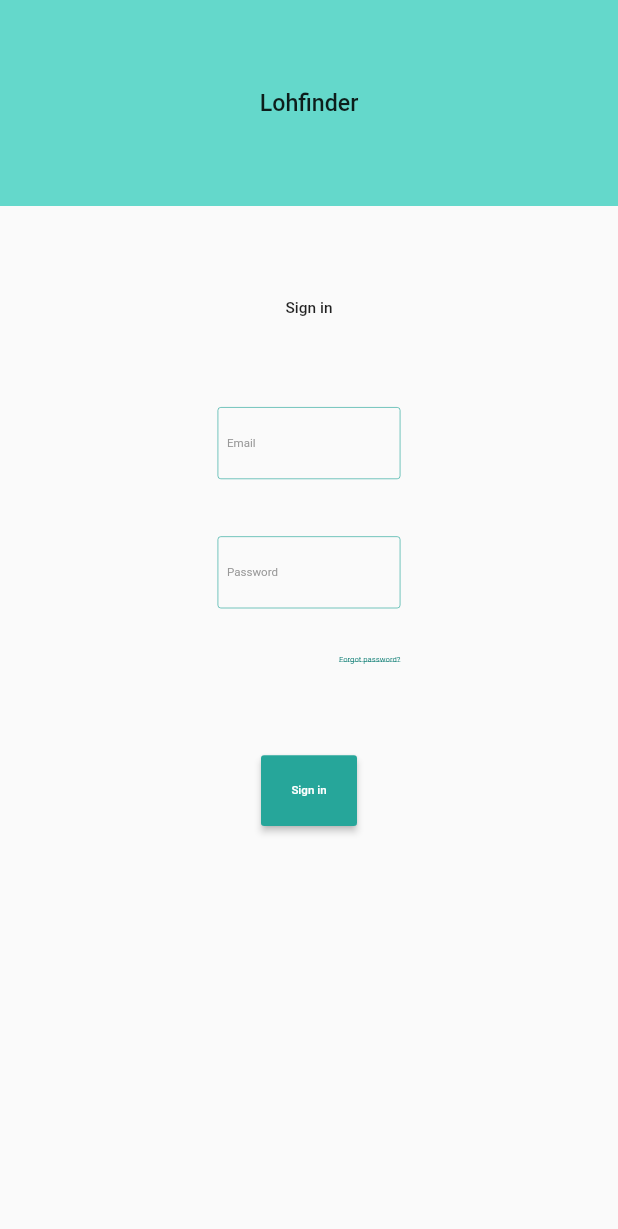
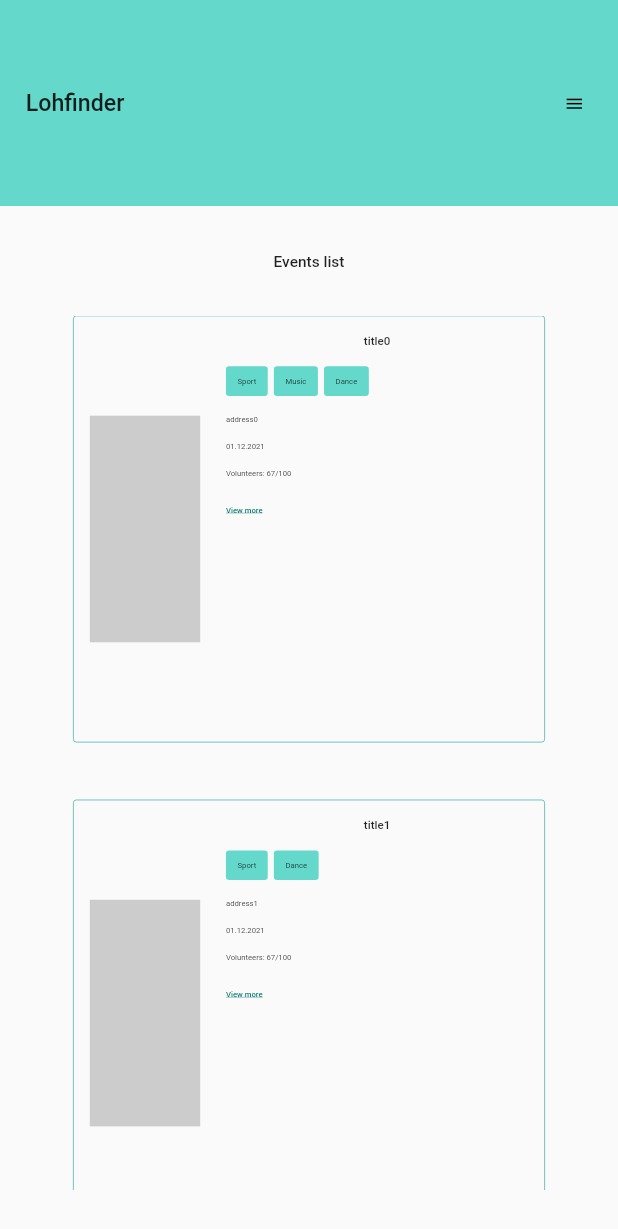
Before and after one commit to Lohyna-international/lohfinder-frontend, a Flutter app: the SignInScreen screen opened by its route, after a tap on "Sign in", on a phone screen of 412 x 824 dp. Shown: the top 1229 px of the screen. Run offline on Flutter 3.47's test engine with Material 2 defaults, Android fonts, the phone set to English and light mode, and no system bars; our stand-ins replace equatable, flutter_bloc, flutter_screenutil.

Commit message:
[LFND-63] implements events list screen UI and basic logic

```diff
--- /dev/null
+++ b/lib/data/api/events/events_service.dart
@@ -0,0 +1,5 @@
+import 'package:lohfinder_frontend/data/models/event.dart';
+
+abstract class EventsService {
+  Future<List<Event>> allEvents();
+}
--- /dev/null
+++ b/lib/data/api/events/mock_events_service.dart
@@ -0,0 +1,53 @@
+import 'package:lohfinder_frontend/data/models/category.dart';
+import 'package:lohfinder_frontend/data/models/event.dart';
+
+import 'events_service.dart';
+
+class MockEventsService implements EventsService {
+  @override
+  Future<List<Event>> allEvents() => Future.value([
+        Event(
+          id: 'id0',
+          title: 'title0',
+          description: 'description0',
+          categories: const [
+            Category(id: '0', title: 'Sport'),
+            Category(id: '1', title: 'Music'),
+            Category(id: '2', title: 'Dance'),
+          ],
+          address: 'address0',
+          dateTime: DateTime(2021, 12, 1),
+          volunteersNeeded: 100,
+          volunteersJoined: 67,
+          authorId: 'a0',
+        ),
+        Event(
+          id: 'id1',
+          title: 'title1',
+          description: 'description1',
+          categories: const [
+            Category(id: '0', title: 'Sport'),
+            Category(id: '2', title: 'Dance'),
+          ],
+          address: 'address1',
+          dateTime: DateTime(2021, 12, 1),
+          volunteersNeeded: 100,
+          volunteersJoined: 67,
+          authorId: 'a0',
+        ),
+        Event(
+          id: 'id2',
+          title: 'title2',
+          description: 'description2',
+          categories: const [
+            Category(id: '1', title: 'Music'),
+            Category(id: '2', title: 'Dance'),
+          ],
+          address: 'address2',
+          dateTime: DateTime(2021, 12, 1),
+          volunteersNeeded: 100,
+          volunteersJoined: 67,
+          authorId: 'a0',
+        ),
+      ]);
+}
--- /dev/null
+++ b/lib/data/models/event.dart
@@ -0,0 +1,42 @@
+import 'package:equatable/equatable.dart';
+
+import 'category.dart';
+
+class Event extends Equatable {
+  final String id;
+  final String title;
+  final String description;
+  final List<Category> categories;
+  final String address;
+  final DateTime dateTime;
+  final int volunteersNeeded;
+  final int volunteersJoined;
+  final String authorId;
+
+  //TODO add [image] or [imageUrl]
+
+  const Event({
+    required this.id,
+    required this.title,
+    required this.description,
+    required this.categories,
+    required this.address,
+    required this.dateTime,
+    required this.volunteersNeeded,
+    required this.volunteersJoined,
+    required this.authorId,
+  });
+
+  @override
+  List<Object?> get props => [
+        id,
+        title,
+        description,
+        categories,
+        address,
+        dateTime,
+        volunteersNeeded,
+        volunteersJoined,
+        authorId,
+      ];
+}
--- /dev/null
+++ b/lib/domain/blocs/events_list_bloc/bloc.dart
@@ -0,0 +1,3 @@
+export 'events_list_bloc.dart';
+export 'events_list_event.dart';
+export 'events_list_state.dart';
--- /dev/null
+++ b/lib/domain/blocs/events_list_bloc/events_list_bloc.dart
@@ -0,0 +1,24 @@
+import 'dart:async';
+
+import 'package:flutter_bloc/flutter_bloc.dart';
+import 'package:lohfinder_frontend/data/models/event.dart';
+import 'package:lohfinder_frontend/domain/repositories/events_repository.dart';
+
+import 'events_list_event.dart';
+import 'events_list_state.dart';
+
+class EventsListBloc extends Bloc<EventsListEvent, EventsListState> {
+  final EventsRepository _repository;
+
+  EventsListBloc(this._repository) : super(EventsListInitial()) {
+    on<LoadEvents>(_onLoadEvents);
+  }
+
+  FutureOr<void> _onLoadEvents(
+    LoadEvents event,
+    Emitter<EventsListState> emit,
+  ) async {
+    final List<Event> events = await _repository.allEvents();
+    return emit(EventsListLoaded(events: events));
+  }
+}
--- /dev/null
+++ b/lib/domain/blocs/events_list_bloc/events_list_event.dart
@@ -0,0 +1,10 @@
+import 'package:equatable/equatable.dart';
+
+abstract class EventsListEvent extends Equatable {
+  const EventsListEvent();
+
+  @override
+  List<Object?> get props => [];
+}
+
+class LoadEvents extends EventsListEvent {}
--- /dev/null
+++ b/lib/domain/blocs/events_list_bloc/events_list_state.dart
@@ -0,0 +1,24 @@
+import 'package:equatable/equatable.dart';
+import 'package:lohfinder_frontend/data/models/event.dart';
+
+abstract class EventsListState extends Equatable {
+  const EventsListState();
+
+  @override
+  List<Object?> get props => [];
+}
+
+class EventsListInitial extends EventsListState {}
+
+class EventsListLoaded extends EventsListState {
+  final List<Event> events;
+
+  const EventsListLoaded({required this.events});
+
+  EventsListLoaded copyWith({List<Event>? events}) => EventsListLoaded(
+        events: events ?? this.events,
+      );
+
+  @override
+  List<Object?> get props => [events];
+}
--- /dev/null
+++ b/lib/domain/repositories/events_repository.dart
@@ -0,0 +1,10 @@
+import 'package:lohfinder_frontend/data/api/events/events_service.dart';
+import 'package:lohfinder_frontend/data/models/event.dart';
+
+class EventsRepository {
+  final EventsService _service;
+
+  EventsRepository(this._service);
+
+  Future<List<Event>> allEvents() => _service.allEvents();
+}
--- a/lib/presentation/app.dart
+++ b/lib/presentation/app.dart
@@ -2,13 +2,16 @@ import 'package:flutter/material.dart';
 import 'package:flutter_bloc/flutter_bloc.dart';
 import 'package:flutter_screenutil/flutter_screenutil.dart';
 import 'package:lohfinder_frontend/data/api/categories/mock_categories_service.dart';
+import 'package:lohfinder_frontend/data/api/events/mock_events_service.dart';
+import 'package:lohfinder_frontend/domain/blocs/events_list_bloc/bloc.dart';
 import 'package:lohfinder_frontend/domain/blocs/sign_up/sign_up_step_three_bloc/bloc.dart';
 import 'package:lohfinder_frontend/domain/repositories/categories_repository.dart';
-import 'package:lohfinder_frontend/presentation/styles/lf_theme.dart';
+import 'package:lohfinder_frontend/domain/repositories/events_repository.dart';
 
 import 'routes/route_generator.dart';
 import 'screens/welcome/welcome_screen.dart';
 import 'styles/design_config.dart';
+import 'styles/lf_theme.dart';
 
 class App extends StatelessWidget {
   const App({Key? key}) : super(key: key);
@@ -31,13 +34,21 @@ class App extends StatelessWidget {
         ),
       );
 
-  _repositoryProviders() => [
+  List<RepositoryProvider> _repositoryProviders() => <RepositoryProvider>[
         RepositoryProvider<CategoriesRepository>(
           create: (_) => CategoriesRepository(MockCategoriesService()),
         ),
+        RepositoryProvider<EventsRepository>(
+          create: (_) => EventsRepository(MockEventsService()),
+        ),
       ];
 
-  _blocProviders() => [
+  List<BlocProvider> _blocProviders() => <BlocProvider>[
+        BlocProvider<EventsListBloc>(
+          create: (context) => EventsListBloc(
+            RepositoryProvider.of<EventsRepository>(context),
+          )..add(LoadEvents()),
+        ),
         BlocProvider<SignUpStepThreeBloc>(
           create: (context) => SignUpStepThreeBloc(
             RepositoryProvider.of<CategoriesRepository>(context),
--- /dev/null
+++ b/lib/presentation/helpers/date_time_extension.dart
@@ -0,0 +1,7 @@
+extension DateTimeExtension on DateTime {
+  String toDottedString() {
+    final day = this.day.toString().padLeft(2, '0');
+    final month = this.month.toString().padLeft(2, '0');
+    return '$day.$month.$year';
+  }
+}
--- a/lib/presentation/routes/route_generator.dart
+++ b/lib/presentation/routes/route_generator.dart
@@ -1,5 +1,5 @@
 import 'package:flutter/material.dart';
-import 'package:lohfinder_frontend/presentation/screens/home/home_screen.dart';
+import 'package:lohfinder_frontend/presentation/screens/events_list/events_list_screen.dart';
 import 'package:lohfinder_frontend/presentation/screens/sign_in/sign_in_screen.dart';
 import 'package:lohfinder_frontend/presentation/screens/sign_up/sign_up_step_one_screen.dart';
 import 'package:lohfinder_frontend/presentation/screens/sign_up/sign_up_step_three_screen.dart';
@@ -11,8 +11,8 @@ import 'error_route.dart';
 class RouteGenerator {
   static Route<dynamic> generateRoute(RouteSettings settings) {
     switch (settings.name) {
-      case HomeScreen.route:
-        return MaterialPageRoute(builder: (_) => const HomeScreen());
+      case EventsListScreen.route:
+        return MaterialPageRoute(builder: (_) => const EventsListScreen());
       case SignInScreen.route:
         return MaterialPageRoute(builder: (_) => const SignInScreen());
       case SignUpStepOneScreen.route:
--- /dev/null
+++ b/lib/presentation/screens/events_list/events_list_screen.dart
@@ -0,0 +1,48 @@
+import 'package:flutter/material.dart';
+import 'package:flutter_bloc/flutter_bloc.dart';
+import 'package:flutter_screenutil/flutter_screenutil.dart';
+import 'package:lohfinder_frontend/data/models/event.dart';
+import 'package:lohfinder_frontend/domain/blocs/events_list_bloc/bloc.dart';
+import 'package:lohfinder_frontend/presentation/widgets/events_list_builder.dart';
+import 'package:lohfinder_frontend/presentation/widgets/lf_header.dart';
+
+class EventsListScreen extends StatelessWidget {
+  static const String route = '/events_list';
+
+  const EventsListScreen({Key? key}) : super(key: key);
+
+  @override
+  Widget build(BuildContext context) =>
+      BlocBuilder<EventsListBloc, EventsListState>(
+        builder: (context, state) {
+          if (state is EventsListLoaded) {
+            return buildUI(events: state.events);
+          }
+          return Container();
+        },
+      );
+
+  Widget buildUI({required List<Event> events}) => Scaffold(
+        body: Column(
+          children: [
+            LFHeader(onMenuPressed: _onMenuPressed),
+            SizedBox(height: 40.h),
+            _title(),
+            SizedBox(height: 40.h),
+            _eventsList(events),
+            SizedBox(height: 40.h),
+          ],
+        ),
+      );
+
+  void _onMenuPressed() {}
+
+  Widget _title() => Text(
+        'Events list',
+        style: TextStyle(fontSize: 48.sp, fontWeight: FontWeight.w500),
+      );
+
+  Widget _eventsList(List<Event> events) => Expanded(
+        child: EventsListBuilder(events),
+      );
+}
--- a/lib/presentation/screens/home/home_screen.dart
+++ /dev/null
@@ -1,22 +0,0 @@
-import 'package:flutter/material.dart';
-
-class HomeScreen extends StatefulWidget {
-  static const String route = '/home';
-
-  const HomeScreen({Key? key}) : super(key: key);
-
-  @override
-  State<HomeScreen> createState() => _HomeScreenState();
-}
-
-class _HomeScreenState extends State<HomeScreen> {
-  @override
-  Widget build(BuildContext context) => Scaffold(
-        appBar: AppBar(
-          title: const Text('Home'),
-        ),
-        body: const Center(
-          child: Text('Empty page'),
-        ),
-      );
-}
--- a/lib/presentation/screens/sign_in/sign_in_screen.dart
+++ b/lib/presentation/screens/sign_in/sign_in_screen.dart
@@ -1,5 +1,6 @@
 import 'package:flutter/material.dart';
 import 'package:flutter_screenutil/flutter_screenutil.dart';
+import 'package:lohfinder_frontend/presentation/screens/events_list/events_list_screen.dart';
 import 'package:lohfinder_frontend/presentation/styles/lf_colors.dart';
 import 'package:lohfinder_frontend/presentation/widgets/lf_button.dart';
 import 'package:lohfinder_frontend/presentation/widgets/lf_header.dart';
@@ -86,5 +87,7 @@ class _SignInScreenState extends State<SignInScreen> {
 
   Widget _signInButton() => LFButton(onPressed: _signIn, text: 'Sign in');
 
-  void _signIn() {}
+  void _signIn() {
+    Navigator.pushNamed(context, EventsListScreen.route);
+  }
 }
--- a/lib/presentation/screens/sign_up/sign_up_step_three_screen.dart
+++ b/lib/presentation/screens/sign_up/sign_up_step_three_screen.dart
@@ -3,6 +3,7 @@ import 'package:flutter_bloc/flutter_bloc.dart';
 import 'package:flutter_screenutil/flutter_screenutil.dart';
 import 'package:lohfinder_frontend/data/models/category.dart';
 import 'package:lohfinder_frontend/domain/blocs/sign_up/sign_up_step_three_bloc/bloc.dart';
+import 'package:lohfinder_frontend/presentation/screens/events_list/events_list_screen.dart';
 import 'package:lohfinder_frontend/presentation/styles/lf_colors.dart';
 import 'package:lohfinder_frontend/presentation/widgets/lf_button.dart';
 import 'package:lohfinder_frontend/presentation/widgets/lf_checkbox_tile.dart';
@@ -114,5 +115,9 @@ class _SignUpStepThreeScreenState extends State<SignUpStepThreeScreen> {
         title: category.title,
       );
 
-  Widget _signUpButton() => LFButton(onPressed: () {}, text: 'Sign up');
+  Widget _signUpButton() => LFButton(onPressed: _signUp, text: 'Sign up');
+
+  void _signUp() {
+    Navigator.pushNamed(context, EventsListScreen.route);
+  }
 }
--- /dev/null
+++ b/lib/presentation/widgets/event_card.dart
@@ -0,0 +1,105 @@
+import 'package:flutter/material.dart';
+import 'package:flutter_screenutil/flutter_screenutil.dart';
+import 'package:lohfinder_frontend/data/models/category.dart';
+import 'package:lohfinder_frontend/data/models/event.dart';
+import 'package:lohfinder_frontend/presentation/helpers/date_time_extension.dart';
+import 'package:lohfinder_frontend/presentation/styles/lf_colors.dart';
+
+class EventCard extends StatelessWidget {
+  final Event event;
+
+  const EventCard(this.event, {Key? key}) : super(key: key);
+
+  @override
+  Widget build(BuildContext context) => Container(
+        width: 1465.w,
+        height: 373.h,
+        padding: EdgeInsets.symmetric(horizontal: 50.w),
+        decoration: _decoration(),
+        child: Row(
+          children: [
+            _image(),
+            SizedBox(width: 80.w),
+            _info(),
+          ],
+        ),
+      );
+
+  Decoration _decoration() => BoxDecoration(
+        border: Border.all(color: LFColors.primary, width: 2.r),
+        borderRadius: BorderRadius.circular(10.r),
+      );
+
+  //TODO should be actually image
+  Widget _image() => Container(
+        width: 343.w,
+        height: 198.h,
+        color: LFColors.secondaryDark,
+      );
+
+  Widget _info() => Expanded(
+        child: Column(
+          crossAxisAlignment: CrossAxisAlignment.start,
+          children: [
+            SizedBox(height: 16.h),
+            _title(),
+            SizedBox(height: 16.h),
+            _categories(),
+            SizedBox(height: 16.h),
+            _infoSection(event.address),
+            SizedBox(height: 16.h),
+            _infoSection(event.dateTime.toDottedString()),
+            SizedBox(height: 16.h),
+            _infoSection(
+              'Volunteers: ${event.volunteersJoined}/${event.volunteersNeeded}',
+            ),
+            SizedBox(height: 24.h),
+            _viewMore(),
+          ],
+        ),
+      );
+
+  Widget _title() => Align(
+        alignment: Alignment.center,
+        child: Text(
+          event.title,
+          style: TextStyle(fontSize: 36.sp, fontWeight: FontWeight.w500),
+        ),
+      );
+
+  Widget _categories() => Wrap(
+        spacing: 19.w,
+        children: event.categories.map(_categoryTag).toList(),
+      );
+
+  Widget _categoryTag(Category category) => Container(
+        padding: EdgeInsets.symmetric(horizontal: 36.w, vertical: 9.h),
+        decoration: _categoryTagDecoration(),
+        child: Text(category.title, style: TextStyle(fontSize: 24.sp)),
+      );
+
+  Decoration _categoryTagDecoration() => BoxDecoration(
+        color: LFColors.primaryLight,
+        borderRadius: BorderRadius.circular(10.r),
+      );
+
+  Widget _infoSection(String text) => Text(
+        text,
+        style: TextStyle(fontSize: 24.sp),
+      );
+
+  Widget _viewMore() => InkWell(
+        onTap: _onViewMoreTap,
+        child: Text(
+          'View more',
+          style: TextStyle(
+            color: LFColors.primaryDark,
+            fontSize: 24.sp,
+            fontWeight: FontWeight.w500,
+            decoration: TextDecoration.underline,
+          ),
+        ),
+      );
+
+  void _onViewMoreTap() {}
+}
--- /dev/null
+++ b/lib/presentation/widgets/events_list_builder.dart
@@ -0,0 +1,19 @@
+import 'package:flutter/material.dart';
+import 'package:flutter_screenutil/flutter_screenutil.dart';
+import 'package:lohfinder_frontend/data/models/event.dart';
+
+import 'event_card.dart';
+
+class EventsListBuilder extends StatelessWidget {
+  final List<Event> events;
+
+  const EventsListBuilder(this.events, {Key? key}) : super(key: key);
+
+  @override
+  Widget build(BuildContext context) => ListView.separated(
+        itemBuilder: (context, index) => EventCard(events[index]),
+        separatorBuilder: (context, index) => SizedBox(height: 50.h),
+        itemCount: events.length,
+        padding: EdgeInsets.symmetric(horizontal: 227.w),
+      );
+}
--- a/lib/presentation/widgets/lf_header.dart
+++ b/lib/presentation/widgets/lf_header.dart
@@ -3,20 +3,41 @@ import 'package:flutter_screenutil/flutter_screenutil.dart';
 import 'package:lohfinder_frontend/presentation/styles/lf_colors.dart';
 
 class LFHeader extends StatelessWidget {
-  const LFHeader({Key? key}) : super(key: key);
+  //TODO probably should be handled by MenuBloc, not passed as parameter
+  final void Function()? onMenuPressed;
+
+  const LFHeader({Key? key, this.onMenuPressed}) : super(key: key);
 
   @override
   Widget build(BuildContext context) => Container(
-        alignment: Alignment.center,
+        padding: EdgeInsets.symmetric(horizontal: 80.w),
         height: 180.h,
         width: double.infinity,
         color: LFColors.primaryLight,
-        child: Text(
-          'Lohfinder',
-          style: TextStyle(
-            fontSize: 72.sp,
-            fontWeight: FontWeight.w500,
-          ),
+        child: Row(
+          mainAxisAlignment: MainAxisAlignment.center,
+          children: [
+            _title(),
+            if (onMenuPressed != null) ...[
+              const Spacer(),
+              _menuButton(),
+            ],
+          ],
         ),
       );
+
+  Widget _title() => Text(
+        'Lohfinder',
+        style: TextStyle(
+          fontSize: 72.sp,
+          fontWeight: FontWeight.w500,
+        ),
+      );
+
+  Widget _menuButton() => IconButton(
+        icon: Icon(Icons.menu, size: 64.r, color: LFColors.textPrimary),
+        onPressed: onMenuPressed,
+        padding: EdgeInsets.zero,
+        constraints: BoxConstraints(minWidth: 72.r, minHeight: 72.r),
+      );
 }
```
